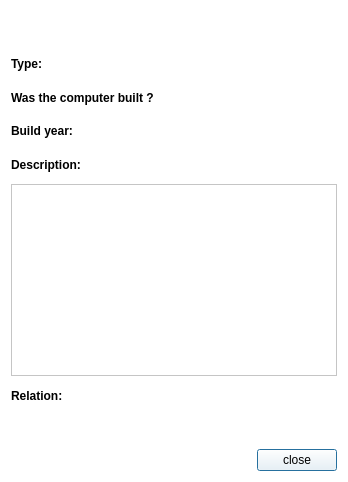
This is vika3/ui/moreinfocomputer.ui in hlynurstef/Verklegt-namskeid-1-vika-3 as Qt 5 draws it before an edit. The edited form follows.
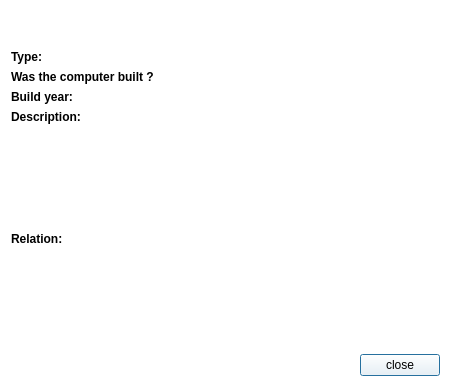
This is the edited form. Icons and pictures are not drawn.

Commit message: more info utlitsbreytingar !

Diff of the .ui file:
```diff
--- a/vika3/ui/moreinfocomputer.ui
+++ b/vika3/ui/moreinfocomputer.ui
@@ -6,8 +6,8 @@
    <rect>
     <x>0</x>
     <y>0</y>
-    <width>348</width>
-    <height>482</height>
+    <width>451</width>
+    <height>387</height>
    </rect>
   </property>
   <property name="minimumSize">
@@ -27,6 +27,62 @@
    <string notr="true">background-color: rgb(255, 255, 255);</string>
   </property>
   <layout class="QGridLayout" name="gridLayout">
+   <item row="4" column="0">
+    <layout class="QVBoxLayout" name="verticalLayout">
+     <item>
+      <widget class="QLabel" name="description">
+       <property name="font">
+        <font>
+         <weight>75</weight>
+         <bold>true</bold>
+        </font>
+       </property>
+       <property name="text">
+        <string>Description: </string>
+       </property>
+      </widget>
+     </item>
+     <item>
+      <widget class="QTextBrowser" name="label_description">
+       <property name="enabled">
+        <bool>true</bool>
+       </property>
+       <property name="baseSize">
+        <size>
+         <width>0</width>
+         <height>0</height>
+        </size>
+       </property>
+       <property name="frameShape">
+        <enum>QFrame::NoFrame</enum>
+       </property>
+       <property name="frameShadow">
+        <enum>QFrame::Sunken</enum>
+       </property>
+      </widget>
+     </item>
+     <item>
+      <widget class="QLabel" name="relation">
+       <property name="font">
+        <font>
+         <weight>75</weight>
+         <bold>true</bold>
+        </font>
+       </property>
+       <property name="text">
+        <string>Relation:</string>
+       </property>
+      </widget>
+     </item>
+     <item>
+      <widget class="QTextBrowser" name="label_relation">
+       <property name="frameShape">
+        <enum>QFrame::NoFrame</enum>
+       </property>
+      </widget>
+     </item>
+    </layout>
+   </item>
    <item row="0" column="0">
     <widget class="QLabel" name="label_name">
      <property name="font">
@@ -42,19 +98,6 @@
      </property>
     </widget>
    </item>
-   <item row="4" column="0">
-    <widget class="QLabel" name="description">
-     <property name="font">
-      <font>
-       <weight>75</weight>
-       <bold>true</bold>
-      </font>
-     </property>
-     <property name="text">
-      <string>Description: </string>
-     </property>
-    </widget>
-   </item>
    <item row="1" column="0">
     <layout class="QHBoxLayout" name="horizontalLayout">
      <item alignment="Qt::AlignLeft">
@@ -127,24 +170,7 @@
      </item>
     </layout>
    </item>
-   <item row="5" column="0" alignment="Qt::AlignTop">
-    <widget class="QTextBrowser" name="label_description">
-     <property name="baseSize">
-      <size>
-       <width>0</width>
-       <height>0</height>
-      </size>
-     </property>
-    </widget>
-   </item>
    <item row="8" column="0">
-    <widget class="QLabel" name="label_relation">
-     <property name="text">
-      <string/>
-     </property>
-    </widget>
-   </item>
-   <item row="9" column="0">
     <layout class="QHBoxLayout" name="horizontalLayout_4">
      <item>
       <spacer name="horizontalSpacer">
@@ -168,18 +194,29 @@
      </item>
     </layout>
    </item>
-   <item row="7" column="0">
-    <widget class="QLabel" name="relation">
-     <property name="font">
-      <font>
-       <weight>75</weight>
-       <bold>true</bold>
-      </font>
-     </property>
-     <property name="text">
-      <string>Relation:</string>
-     </property>
-    </widget>
+   <item row="2" column="0">
+    <layout class="QHBoxLayout" name="horizontalLayout_2">
+     <item>
+      <widget class="QLabel" name="built">
+       <property name="font">
+        <font>
+         <weight>75</weight>
+         <bold>true</bold>
+        </font>
+       </property>
+       <property name="text">
+        <string>Was the computer built ?</string>
+       </property>
+      </widget>
+     </item>
+     <item>
+      <widget class="QLabel" name="label_built">
+       <property name="text">
+        <string/>
+       </property>
+      </widget>
+     </item>
+    </layout>
    </item>
   </layout>
  </widget>
```
Left out of the diff: 24 changed lines with no effect on the pictures.
